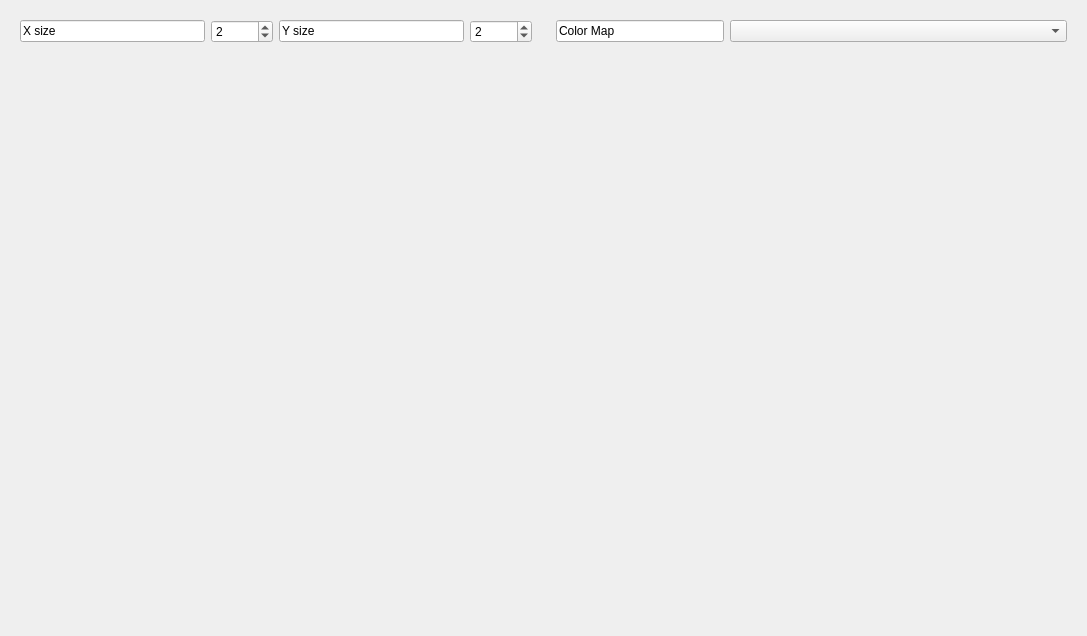
First picture: the form in fpd_explorer/res/data_browser.ui, repository CS26-FPD-Explorer/FPD-Explorer, before the edit.
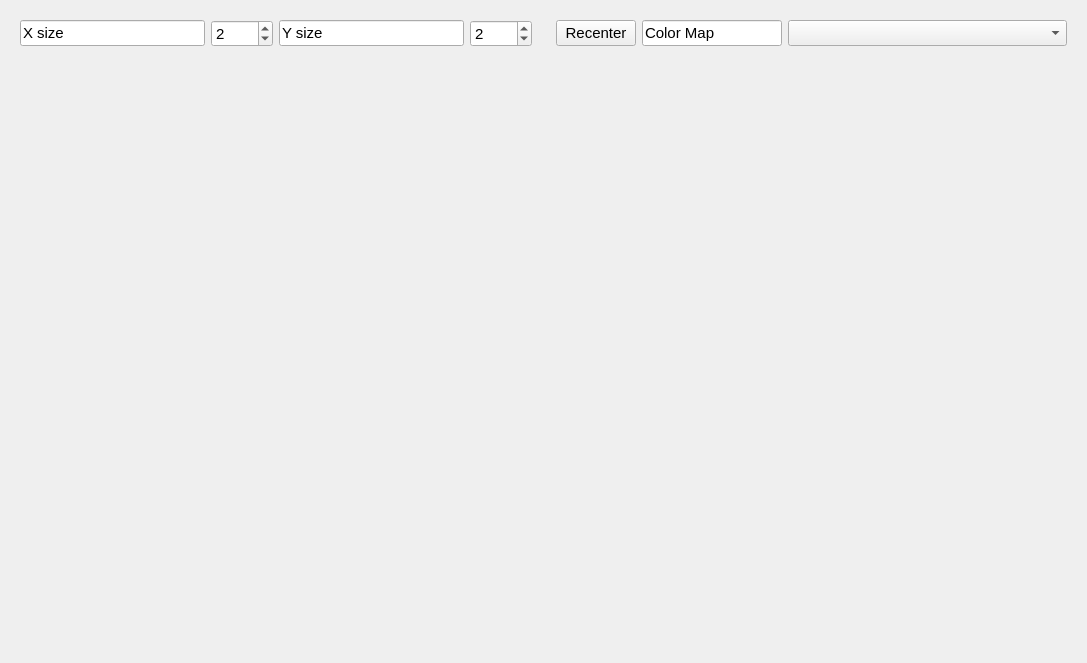
Second picture: the form after the edit. Custom widgets are drawn as their Qt base class.

Commit message: Added recenter the correct way

What changed in the file:
```diff
--- a/fpd_explorer/res/data_browser.ui
+++ b/fpd_explorer/res/data_browser.ui
@@ -7,9 +7,14 @@
     <x>0</x>
     <y>0</y>
     <width>1087</width>
-    <height>636</height>
+    <height>663</height>
    </rect>
   </property>
+  <property name="font">
+   <font>
+    <pointsize>11</pointsize>
+   </font>
+  </property>
   <property name="windowTitle">
    <string>Form</string>
   </property>
@@ -117,7 +122,20 @@
      <layout class="QGridLayout" name="diffractionLayout">
       <item row="0" column="0">
        <layout class="QGridLayout" name="gridLayout_7">
-        <item row="0" column="0">
+        <item row="0" column="2">
+         <widget class="QComboBox" name="colorMap">
+          <property name="sizePolicy">
+           <sizepolicy hsizetype="Preferred" vsizetype="Fixed">
+            <horstretch>4</horstretch>
+            <verstretch>0</verstretch>
+           </sizepolicy>
+          </property>
+          <property name="currentText">
+           <string/>
+          </property>
+         </widget>
+        </item>
+        <item row="0" column="1">
          <widget class="QLineEdit" name="lineEdit_4">
           <property name="sizePolicy">
            <sizepolicy hsizetype="Expanding" vsizetype="Fixed">
@@ -139,16 +157,10 @@
           </property>
          </widget>
         </item>
-        <item row="0" column="1">
-         <widget class="QComboBox" name="colorMap">
-          <property name="sizePolicy">
-           <sizepolicy hsizetype="Preferred" vsizetype="Fixed">
-            <horstretch>4</horstretch>
-            <verstretch>0</verstretch>
-           </sizepolicy>
-          </property>
-          <property name="currentText">
-           <string/>
+        <item row="0" column="0">
+         <widget class="QPushButton" name="recenter_Button">
+          <property name="text">
+           <string>Recenter</string>
           </property>
          </widget>
         </item>
```
Left out of the diff: 17 changed lines with no effect on the pictures. The commit also changes 3 other files.
